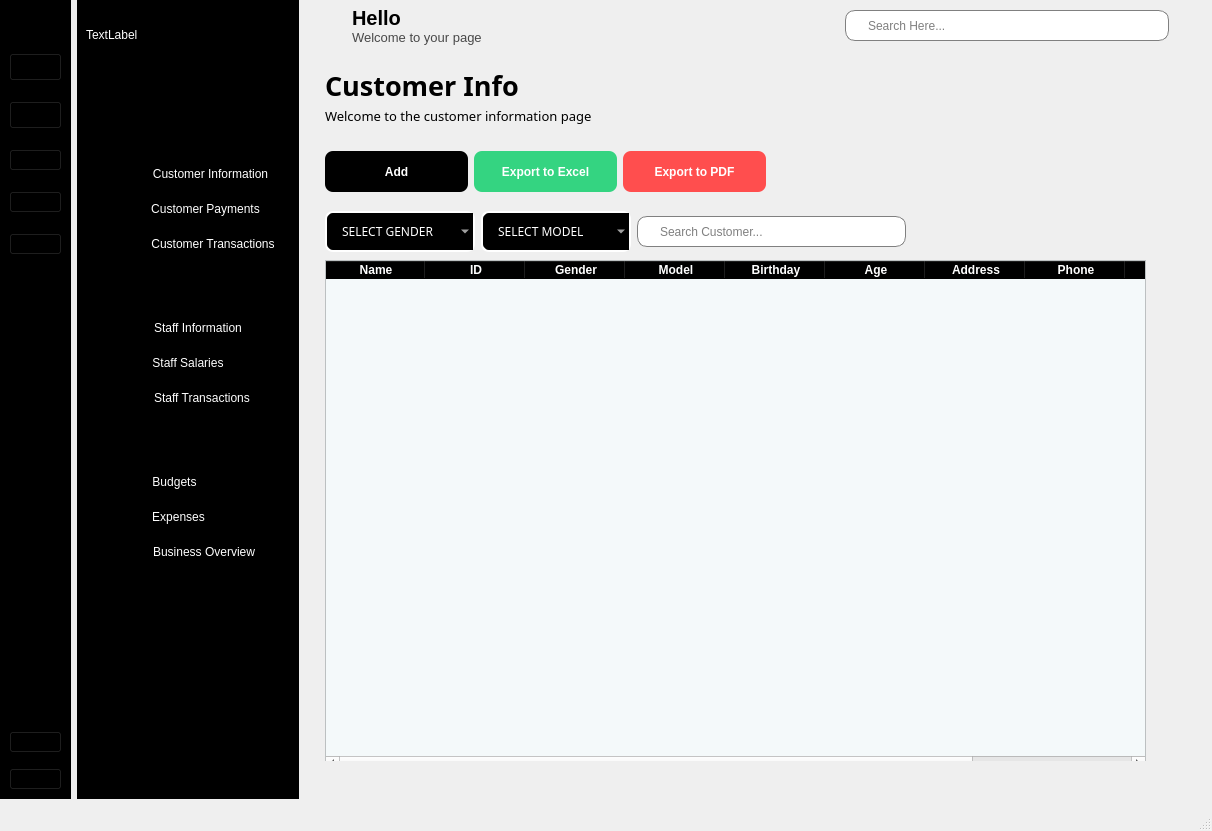
Old version of the form MainUI.ui in the repository hoquangvinh124/BlackMeetWukong.
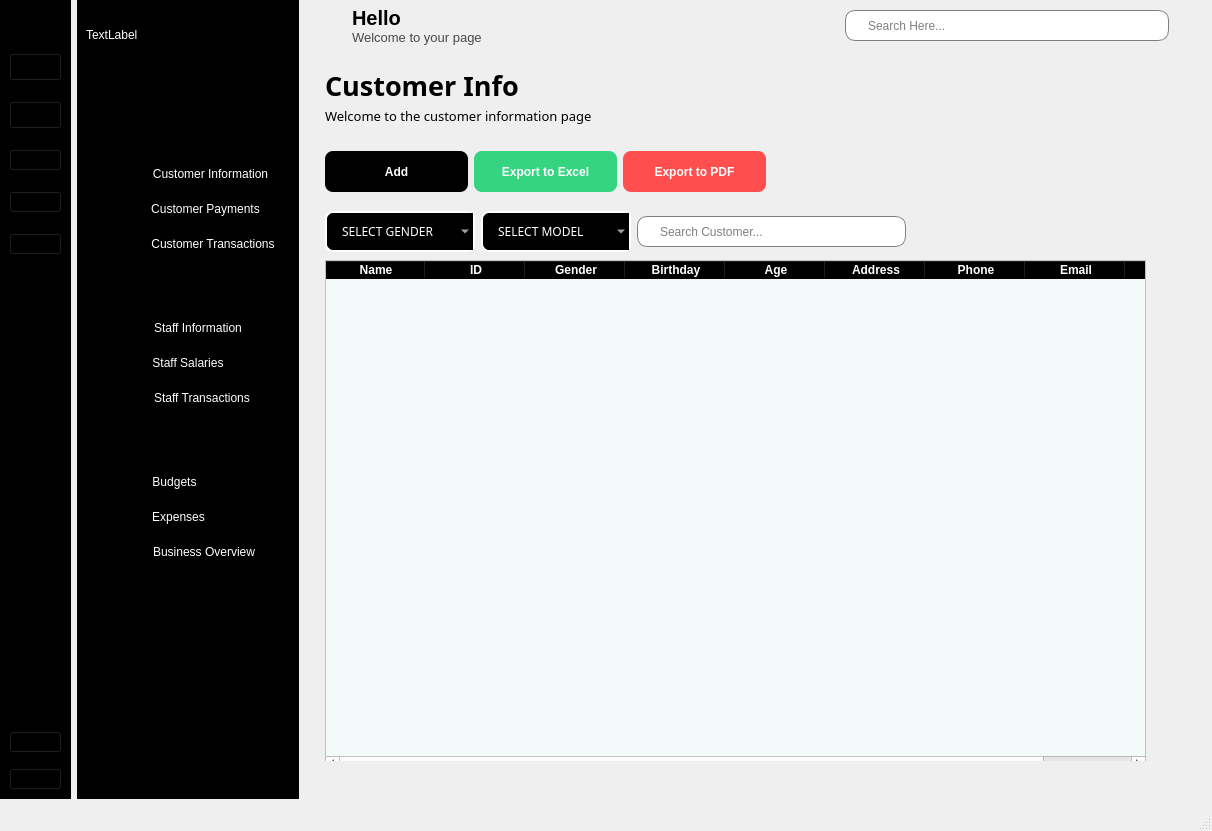
New version of the form. The open tabs and pages were chosen to show the change. Icons and pictures are not drawn.

The edit to the form file:
```diff
--- a/MainUI.ui
+++ b/MainUI.ui
@@ -1174,11 +1174,6 @@
               <string>Gender</string>
              </property>
             </column>
-            <column>
-             <property name="text">
-              <string>Model</string>
-             </property>
-            </column>
             <column>
              <property name="text">
               <string>Birthday</string>
```
Left out of the diff: 7 changed lines with no effect on the pictures.
